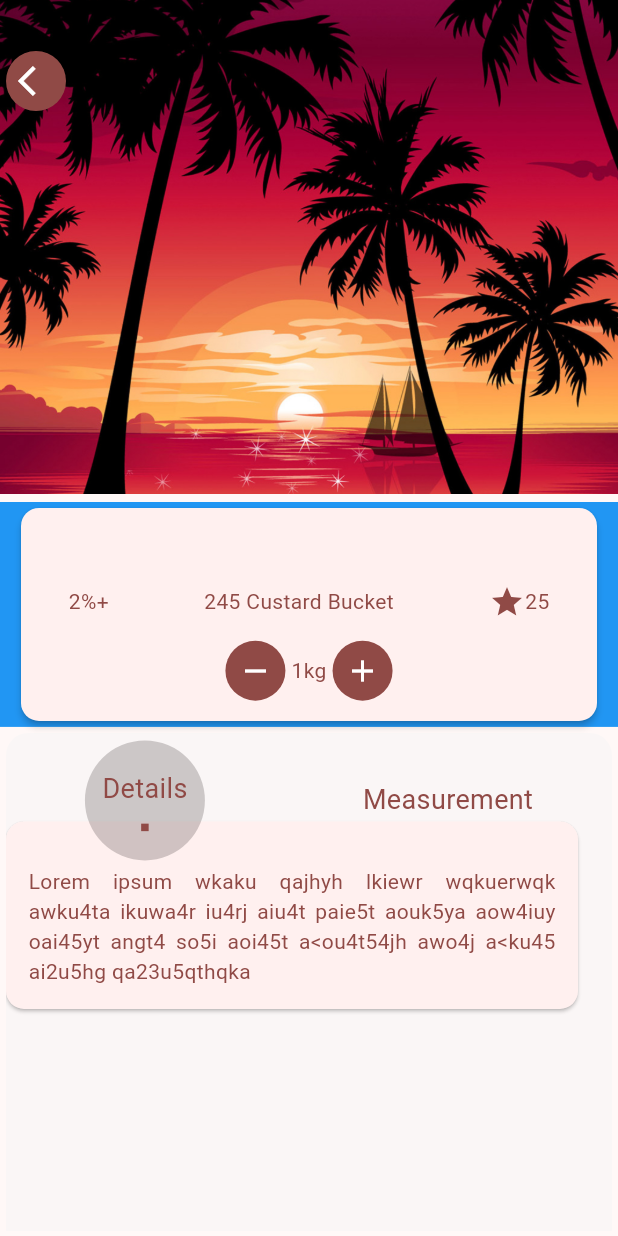
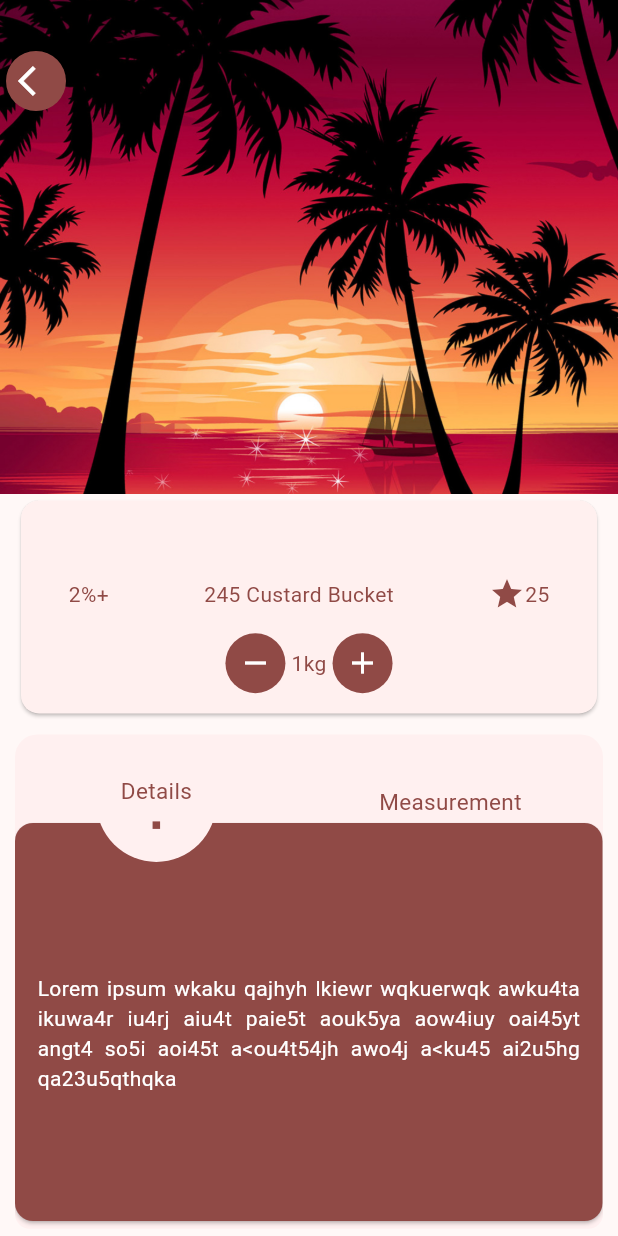
Before and after one commit to JP-Mbaka/ashernaser, a Flutter app: the Product screen opened directly with empty values, on a phone screen of 412 x 824 dp. Run offline on Flutter 3.47's test engine with Material 2 defaults, Android fonts, the phone set to English and light mode, and no system bars.

Commit message:
Single product view UI executed

```diff
--- a/lib/screen/home/singleProductView.dart
+++ b/lib/screen/home/singleProductView.dart
@@ -1,4 +1,3 @@
-import 'package:ashernaser/model/productModel.dart';
 import 'package:ashernaser/screen/Cart/order.dart';
 import 'package:flutter/material.dart';
 
@@ -14,6 +13,8 @@ class Product extends StatefulWidget {
 }
 
 class _ProductState extends State<Product> {
+  var clckM = false;
+  var clckD = true;
   @override
   Widget build(BuildContext context) {
     return Scaffold(
@@ -42,25 +43,22 @@ class _ProductState extends State<Product> {
               ),
             ],
           ),
-          const SizedBox(height: 5),
-          SizedBox(
-            height: MediaQuery.of(context).size.height * 0.59 -
-                MediaQuery.of(context).viewInsets.bottom - MediaQuery.of(context).padding.bottom,
+          Container(
+            // color: Colors.blue,
+            height: MediaQuery.of(context).size.height * 0.598, //-
+            // MediaQuery.of(context).viewInsets.bottom -
+            // MediaQuery.of(context).padding.bottom,
             child: ListView(
+              padding: const EdgeInsets.only(top: 0),
               shrinkWrap: true,
               children: [
                 Container(
-                  color: Colors.blue,
-                  // margin: const EdgeInsets.only(
-                  //   top: 500,
-                  //   left: 60,
-                  // ),
                   padding: const EdgeInsets.symmetric(horizontal: 10),
                   alignment: Alignment.center,
                   height: 150,
                   width: MediaQuery.of(context).size.width * 0.9,
                   child: Card(
-                    elevation: 2,
+                    elevation: 1,
                     child: Column(
                       // crossAxisAlignment: CrossAxisAlignment.center,
                       mainAxisAlignment: MainAxisAlignment.center,
@@ -125,25 +123,35 @@ class _ProductState extends State<Product> {
                     ),
                   ),
                 ),
-                Container(
-                  margin: const EdgeInsets.all(4.0),
-                  height: 400,
-                  width: MediaQuery.of(context).size.width,
-                  decoration: BoxDecoration(
-                      color: Color.fromARGB(134, 245, 245, 245),
-                      borderRadius: BorderRadius.circular(15)),
+                Padding(
+                  padding: const EdgeInsets.all(10.0),
+                  child: Container(
+                    // padding: const EdgeInsets.symmetric(horizontal: 10),
+                    height: MediaQuery.of(context).size.height * 0.4,
+                    width: MediaQuery.of(context).size.width * 0.9,
+                    decoration: const BoxDecoration(
+                      color: Color.fromARGB(255, 255, 240, 240),
+                      borderRadius: BorderRadius.only(
+                        topLeft: Radius.circular(15),
+                        topRight: Radius.circular(15),
+                        bottomLeft: Radius.circular(10),
+                        bottomRight: Radius.circular(10),
+                      ),
+                    ),
                     child: Stack(
                       children: [
                         Positioned(
                           top: 40,
                           left: -4,
                           child: Container(
-                          width: MediaQuery.of(context).size.width * 0.945,
-                          // margin: EdgeInsets.only(left: 10),
-                          padding: EdgeInsets.only(top: 15),
+                            width: MediaQuery.of(context).size.width * 0.97,
+                            height: MediaQuery.of(context).size.height * 0.35,
+                            // color:,
+                            padding: const EdgeInsets.only(top: 15),
                             child: Card(
-                            child: Padding(
-                              padding: const EdgeInsets.only(
+                              color: Theme.of(context).primaryColor,
+                              child: const Padding(
+                                padding: EdgeInsets.only(
                                   left: 15.0,
                                   right: 15.0,
                                   bottom: 15.0,
@@ -153,8 +161,7 @@ class _ProductState extends State<Product> {
                                   child: Text(
                                     'Lorem ipsum wkaku qajhyh lkiewr wqkuerwqk awku4ta ikuwa4r iu4rj aiu4t paie5t aouk5ya aow4iuy oai45yt angt4 so5i aoi45t a<ou4t54jh awo4j a<ku45 ai2u5hg qa23u5qthqka ',
                                     textAlign: TextAlign.justify,
-                                  style: TextStyle(
-                                      color: Theme.of(context).primaryColor),
+                                    style: TextStyle(color: Colors.white),
                                   ),
                                 ),
                               ),
@@ -166,23 +173,27 @@ class _ProductState extends State<Product> {
                           child: Row(
                             mainAxisAlignment: MainAxisAlignment.spaceAround,
                             children: [
+                              if (clckD == true)
                                 Container(
                                   height: 80,
                                   width: 80,
                                   decoration: BoxDecoration(
-                                color: Color.fromARGB(50, 15, 7, 7),
+                                    color: const Color.fromARGB(
+                                        255, 255, 240, 240),
                                     borderRadius: BorderRadius.circular(50),
                                   ),
                                   child: Column(
-                                crossAxisAlignment: CrossAxisAlignment.center,
+                                    crossAxisAlignment:
+                                        CrossAxisAlignment.center,
                                     mainAxisAlignment: MainAxisAlignment.center,
                                     children: [
                                       Text(
                                         'Details',
                                         style: TextStyle(
-                                        fontSize: 18,
+                                            fontSize: 15,
                                             // fontWeight: FontWeight.w600,
-                                        color: Theme.of(context).primaryColor),
+                                            color:
+                                                Theme.of(context).primaryColor),
                                       ),
                                       const SizedBox(height: 10),
                                       Container(
@@ -195,10 +206,52 @@ class _ProductState extends State<Product> {
                                     ],
                                   ),
                                 ),
+                              if (clckD == false)
+                                Text(
+                                  'Details',
+                                  style: TextStyle(
+                                      fontSize: 15,
+                                      // fontWeight: FontWeight.w600,
+                                      color: Theme.of(context).primaryColor),
+                                ),
+                              if (clckM == true)
+                                Container(
+                                  height: 90,
+                                  width: 90,
+                                  decoration: BoxDecoration(
+                                    color: const Color.fromARGB(
+                                        255, 255, 240, 240),
+                                    borderRadius: BorderRadius.circular(50),
+                                  ),
+                                  child: Column(
+                                    crossAxisAlignment:
+                                        CrossAxisAlignment.center,
+                                    mainAxisAlignment: MainAxisAlignment.center,
+                                    children: [
                                       Text(
                                         'Measurement',
                                         style: TextStyle(
-                                  fontSize: 18,
+                                            fontSize: 12,
+                                            // fontWeight: FontWeight.w600,
+                                            color:
+                                                Theme.of(context).primaryColor),
+                                      ),
+                                      const SizedBox(height: 10),
+                                      Container(
+                                        width: 5,
+                                        height: 5,
+                                        decoration: BoxDecoration(
+                                          color: Theme.of(context).primaryColor,
+                                        ),
+                                      )
+                                    ],
+                                  ),
+                                ),
+                              if (clckM == false)
+                                Text(
+                                  'Measurement',
+                                  style: TextStyle(
+                                      fontSize: 15,
                                       // fontWeight: FontWeight.w600,
                                       color: Theme.of(context).primaryColor),
                                 ),
@@ -208,10 +261,16 @@ class _ProductState extends State<Product> {
                       ],
                     ),
                   ),
+                ),
                 Row(
                   mainAxisAlignment: MainAxisAlignment.spaceEvenly,
                   children: [
-                    Text('N17.00'),
+                    Text(
+                      'N17.00',
+                      style: TextStyle(
+                          color: Theme.of(context).primaryColor,
+                          fontWeight: FontWeight.bold),
+                    ),
                     ElevatedButton.icon(
                       onPressed: () => Navigator.of(context).push(
                         MaterialPageRoute(
```
Lines whose indentation alone changed are shown as unchanged.
